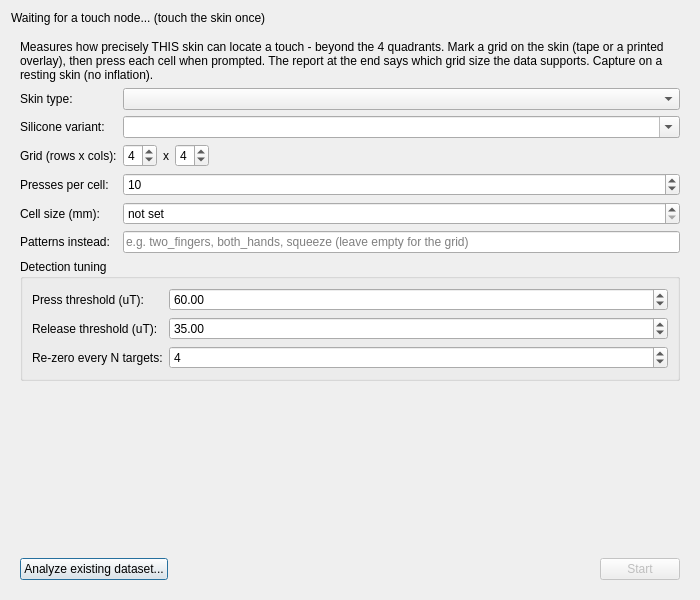
Qt form src/gui/ui/position_bench_dialog.ui (techandpeople/SoftEdIBO) before a commit.
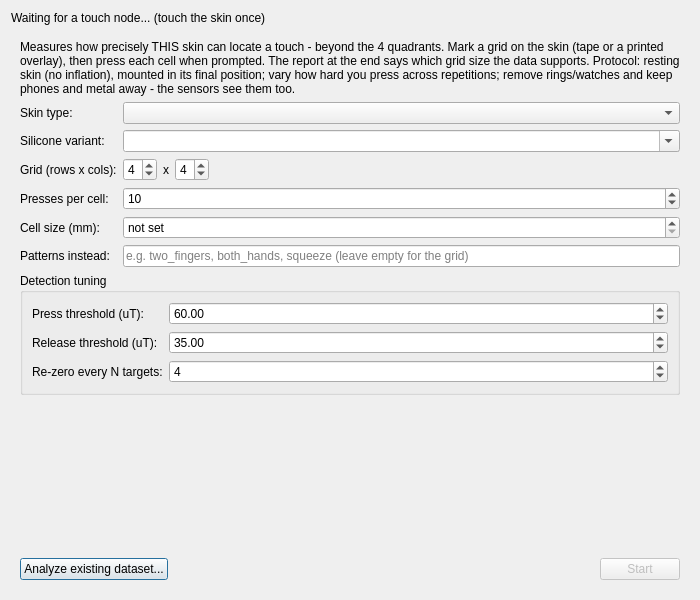
The same form after that commit.

```diff
--- a/src/gui/ui/position_bench_dialog.ui
+++ b/src/gui/ui/position_bench_dialog.ui
@@ -21,7 +21,7 @@
        <item>
         <widget class="QLabel" name="setup_intro">
          <property name="wordWrap"><bool>true</bool></property>
-         <property name="text"><string>Measures how precisely THIS skin can locate a touch - beyond the 4 quadrants. Mark a grid on the skin (tape or a printed overlay), then press each cell when prompted. The report at the end says which grid size the data supports. Capture on a resting skin (no inflation).</string></property>
+         <property name="text"><string>Measures how precisely THIS skin can locate a touch - beyond the 4 quadrants. Mark a grid on the skin (tape or a printed overlay), then press each cell when prompted. The report at the end says which grid size the data supports. Protocol: resting skin (no inflation), mounted in its final position; vary how hard you press across repetitions; remove rings/watches and keep phones and metal away - the sensors see them too.</string></property>
         </widget>
        </item>
        <item>
```
